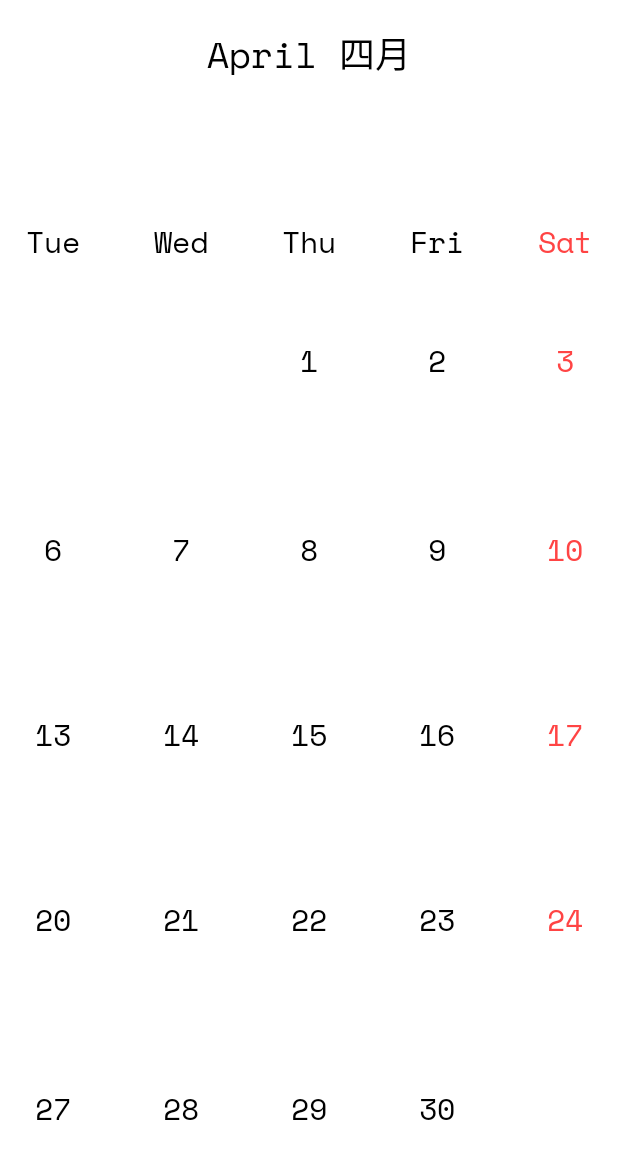
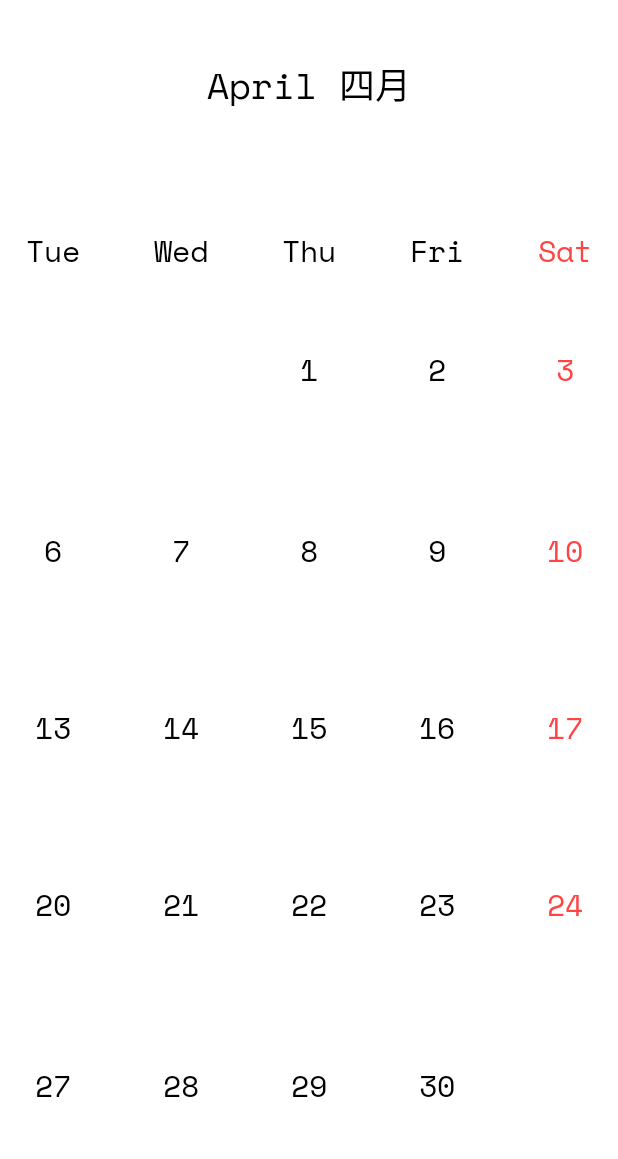
Before and after one commit to lzcapp/OHHC-Android, an Android app: the screen it shows after launch (MonthActivity), on a phone screen of 412 x 824 dp. Shown: the top 1159 px of the screen. Run offline under Robolectric (Android 15) with nearby library versions, the phone set to English and light mode, and no system bars; libraries missing offline, so code that uses them is left out: com.xhinliang.lunarcalendar; Roboto replaces fonts that are not available here; 8 statements that could not run were skipped.

Commit message:
Upgrade v5.8

```diff
--- a/app/build.gradle
+++ b/app/build.gradle
@@ -11,8 +11,8 @@ android {
         applicationId 'top.rainysummer.openhappyhackingcalendar'
         minSdkVersion 23
         targetSdkVersion 30
-        versionCode 213
-        versionName "5.7"
+        versionCode 214
+        versionName "5.8"
         // multiDexEnabled true
         testInstrumentationRunner "androidx.test.runner.AndroidJUnitRunner"
         signingConfig signingConfigs.sign
@@ -46,7 +46,7 @@ dependencies {
     implementation 'androidx.appcompat:appcompat:1.2.0'
     implementation 'com.google.android.material:material:1.3.0'
     implementation 'androidx.constraintlayout:constraintlayout:2.0.4'
-    testImplementation 'junit:junit:4.13.1'
+    testImplementation 'junit:junit:4.13.2'
     androidTestImplementation 'androidx.test.ext:junit:1.1.2'
     androidTestImplementation 'androidx.test.espresso:espresso-core:3.3.0'
     implementation 'com.xhinliang:LunarCalendar:4.0.7'
--- a/app/src/main/java/top/rainysummer/openhappyhackingcalendar/MonthActivity.kt
+++ b/app/src/main/java/top/rainysummer/openhappyhackingcalendar/MonthActivity.kt
@@ -111,7 +111,7 @@ class MonthActivity : AppCompatActivity() {
             }
             chndaycell.width = 120
             chndaycell.includeFontPadding = false
-            chndaycell.height = TypedValue.applyDimension(TypedValue.COMPLEX_UNIT_SP, 60F, this.resources.displayMetrics).toInt()
+            chndaycell.height = TypedValue.applyDimension(TypedValue.COMPLEX_UNIT_SP, 55F, this.resources.displayMetrics).toInt()
             chndaycell.setPadding(0, 0, 0, 0)
 
             val today = calendar.get(Calendar.DATE) + weekIndex - 1
--- a/app/src/main/res/layout/activity_month.xml
+++ b/app/src/main/res/layout/activity_month.xml
@@ -44,13 +44,13 @@
             android:id="@+id/table"
             android:layout_width="wrap_content"
             android:layout_height="wrap_content"
-            android:layout_marginTop="40dp"
+            android:layout_marginTop="30dp"
             android:gravity="center">
 
             <TableRow
                 android:layout_width="wrap_content"
                 android:layout_height="wrap_content"
-                android:layout_marginTop="10dp"
+                android:layout_marginTop="5dp"
                 android:layout_marginBottom="10dp"
                 android:gravity="center"
                 android:textSize="20sp">
@@ -128,7 +128,6 @@
                 android:id="@+id/week0"
                 android:layout_width="wrap_content"
                 android:layout_height="wrap_content"
-                android:layout_marginTop="5dp"
                 android:gravity="center"
                 android:minHeight="0dp"
                 android:textSize="20sp">
```
